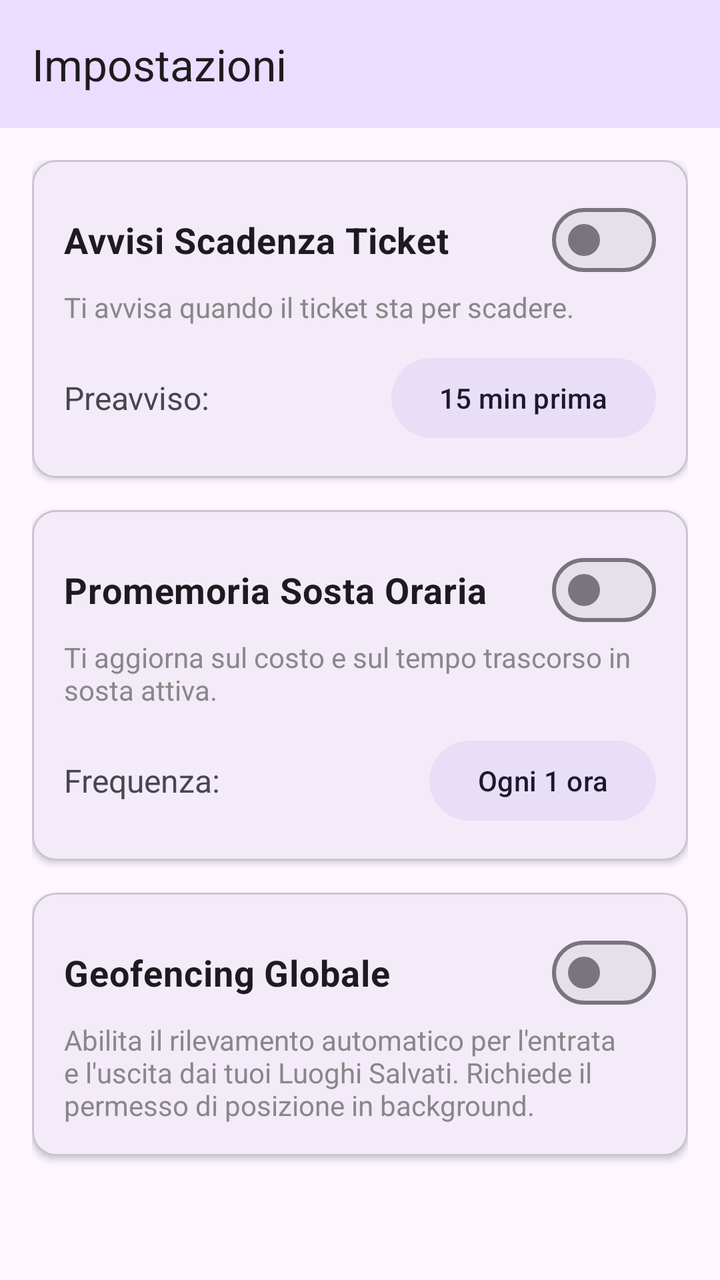
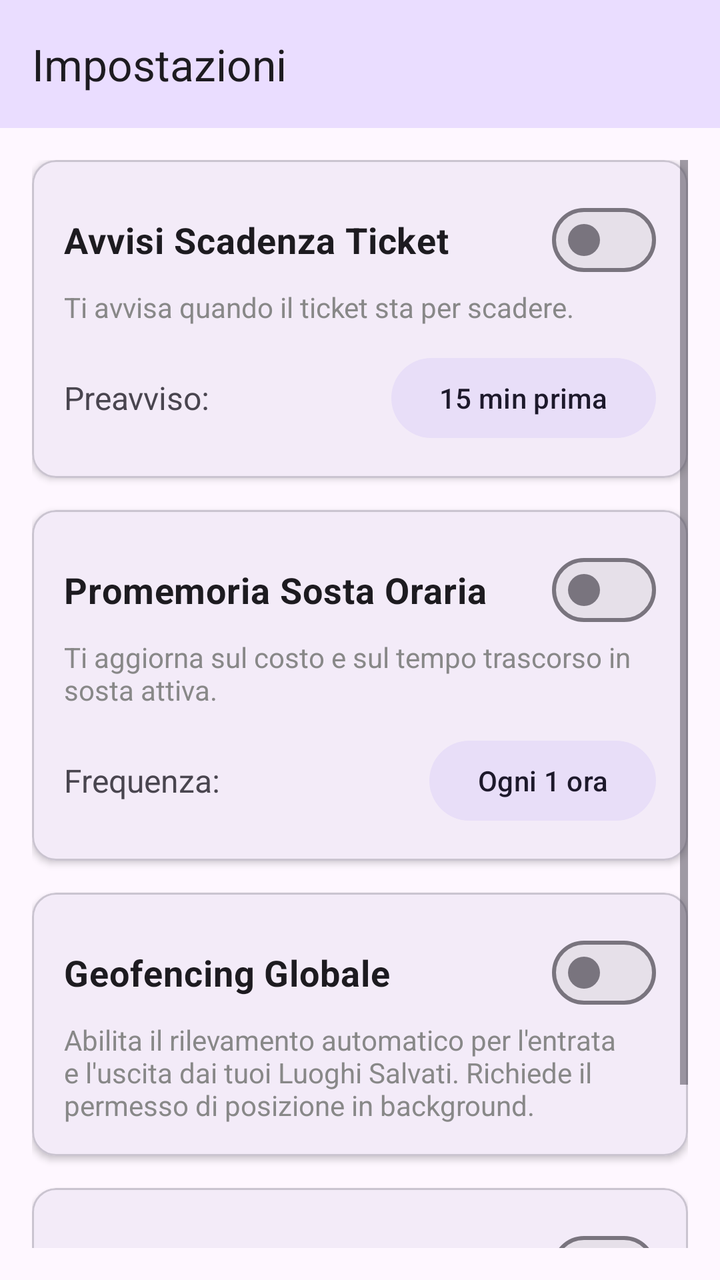

An Android layout rendered at two revisions. The XML below is the earlier revision; the diff shows what the commit changed to produce the second picture.
<!-- AndroidManifest.xml: application theme Theme.ParkingMate -->
<!-- res/layout/fragment_profile.xml -->
<?xml version="1.0" encoding="utf-8"?>
<LinearLayout xmlns:android="http://schemas.android.com/apk/res/android"
    xmlns:app="http://schemas.android.com/apk/res-auto"
    android:layout_width="match_parent"
    android:layout_height="match_parent"
    android:orientation="vertical"
    android:background="?android:colorBackground"
    android:fitsSystemWindows="true">

    <com.google.android.material.appbar.MaterialToolbar
        android:id="@+id/toolbarProfile"
        android:layout_width="match_parent"
        android:layout_height="wrap_content"
        android:background="?attr/colorPrimaryContainer"
        app:title="Impostazioni" />

    <ScrollView
        android:layout_width="match_parent"
        android:layout_height="match_parent"
        android:padding="16dp">

        <LinearLayout
            android:layout_width="match_parent"
            android:layout_height="wrap_content"
            android:orientation="vertical">

            
            <com.google.android.material.card.MaterialCardView
                android:layout_width="match_parent"
                android:layout_height="wrap_content"
                android:layout_marginBottom="16dp"
                app:cardElevation="2dp"
                app:cardCornerRadius="12dp">

                <LinearLayout
                    android:layout_width="match_parent"
                    android:layout_height="wrap_content"
                    android:orientation="vertical"
                    android:padding="16dp">

                    <com.google.android.material.materialswitch.MaterialSwitch
                        android:id="@+id/switchFixedTicket"
                        android:layout_width="match_parent"
                        android:layout_height="wrap_content"
                        android:text="Avvisi Scadenza Ticket"
                        android:textSize="18sp"
                        android:textStyle="bold" />

                    <TextView
                        android:layout_width="match_parent"
                        android:layout_height="wrap_content"
                        android:text="Ti avvisa quando il ticket sta per scadere."
                        android:textColor="#888888"
                        android:layout_marginBottom="12dp" />

                    <LinearLayout
                        android:id="@+id/layoutFixedSettings"
                        android:layout_width="match_parent"
                        android:layout_height="wrap_content"
                        android:orientation="horizontal"
                        android:gravity="center_vertical">

                        <TextView
                            android:layout_width="0dp"
                            android:layout_height="wrap_content"
                            android:layout_weight="1"
                            android:text="Preavviso:"
                            android:textSize="16sp" />

                        <Button
                            android:id="@+id/btnFixedTimeBefore"
                            style="@style/Widget.Material3.Button.TonalButton"
                            android:layout_width="wrap_content"
                            android:layout_height="wrap_content"
                            android:text="15 min prima" />
                    </LinearLayout>
                </LinearLayout>
            </com.google.android.material.card.MaterialCardView>

            
            <com.google.android.material.card.MaterialCardView
                android:layout_width="match_parent"
                android:layout_height="wrap_content"
                android:layout_marginBottom="16dp"
                app:cardElevation="2dp"
                app:cardCornerRadius="12dp">

                <LinearLayout
                    android:layout_width="match_parent"
                    android:layout_height="wrap_content"
                    android:orientation="vertical"
                    android:padding="16dp">

                    <com.google.android.material.materialswitch.MaterialSwitch
                        android:id="@+id/switchPeriodic"
                        android:layout_width="match_parent"
                        android:layout_height="wrap_content"
                        android:text="Promemoria Sosta Oraria"
                        android:textSize="18sp"
                        android:textStyle="bold" />

                    <TextView
                        android:layout_width="match_parent"
                        android:layout_height="wrap_content"
                        android:text="Ti aggiorna sul costo e sul tempo trascorso in sosta attiva."
                        android:textColor="#888888"
                        android:layout_marginBottom="12dp" />

                    <LinearLayout
                        android:id="@+id/layoutPeriodicSettings"
                        android:layout_width="match_parent"
                        android:layout_height="wrap_content"
                        android:orientation="horizontal"
                        android:gravity="center_vertical">

                        <TextView
                            android:layout_width="0dp"
                            android:layout_height="wrap_content"
                            android:layout_weight="1"
                            android:text="Frequenza:"
                            android:textSize="16sp" />

                        <Button
                            android:id="@+id/btnPeriodicInterval"
                            style="@style/Widget.Material3.Button.TonalButton"
                            android:layout_width="wrap_content"
                            android:layout_height="wrap_content"
                            android:text="Ogni 1 ora" />
                    </LinearLayout>
                </LinearLayout>
            </com.google.android.material.card.MaterialCardView>

            
            <com.google.android.material.card.MaterialCardView
                android:layout_width="match_parent"
                android:layout_height="wrap_content"
                android:layout_marginBottom="16dp"
                app:cardElevation="2dp"
                app:cardCornerRadius="12dp">

                <LinearLayout
                    android:layout_width="match_parent"
                    android:layout_height="wrap_content"
                    android:orientation="vertical"
                    android:padding="16dp">

                    <com.google.android.material.materialswitch.MaterialSwitch
                        android:id="@+id/switchGeofencing"
                        android:layout_width="match_parent"
                        android:layout_height="wrap_content"
                        android:text="Geofencing Globale"
                        android:textSize="18sp"
                        android:textStyle="bold" />

                    <TextView
                        android:layout_width="match_parent"
                        android:layout_height="wrap_content"
                        android:text="Abilita il rilevamento automatico per l'entrata e l'uscita dai tuoi Luoghi Salvati. Richiede il permesso di posizione in background."
                        android:textColor="#888888" />

                </LinearLayout>
            </com.google.android.material.card.MaterialCardView>

        </LinearLayout>
    </ScrollView>
</LinearLayout>
<!-- resources referenced by this layout -->
<resources>
  <style name="Theme.ParkingMate" parent="Base.Theme.ParkingMate" />
  <style name="Base.Theme.ParkingMate" parent="Theme.Material3.DayNight.NoActionBar">
          
          
      </style>
</resources>

<!-- the commit's change to res/layout/fragment_profile.xml (unified diff, before → after) -->
@@ -161,6 +161,36 @@
                 </LinearLayout>
             </com.google.android.material.card.MaterialCardView>
 
+            
+            <com.google.android.material.card.MaterialCardView
+                android:layout_width="match_parent"
+                android:layout_height="wrap_content"
+                android:layout_marginBottom="16dp"
+                app:cardElevation="2dp"
+                app:cardCornerRadius="12dp">
+
+                <LinearLayout
+                    android:layout_width="match_parent"
+                    android:layout_height="wrap_content"
+                    android:orientation="vertical"
+                    android:padding="16dp">
+
+                    <com.google.android.material.materialswitch.MaterialSwitch
+                        android:id="@+id/switchEffort"
+                        android:layout_width="match_parent"
+                        android:layout_height="wrap_content"
+                        android:text="Parking Effort Score"
+                        android:textSize="18sp"
+                        android:textStyle="bold" />
+
+                    <TextView
+                        android:layout_width="match_parent"
+                        android:layout_height="wrap_content"
+                        android:text="Traccia automaticamente la camminata dopo aver parcheggiato (se ti trovi nei pressi dell'auto)."
+                        android:textColor="#888888" />
+
+                </LinearLayout>
+            </com.google.android.material.card.MaterialCardView>
         </LinearLayout>
     </ScrollView>
 </LinearLayout>
